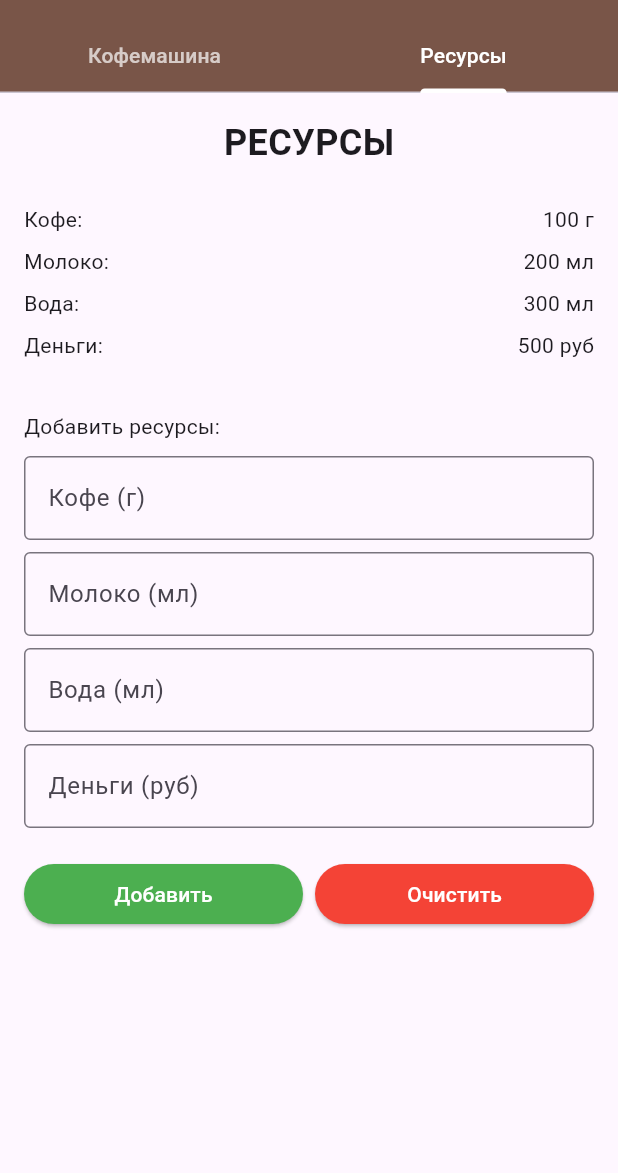
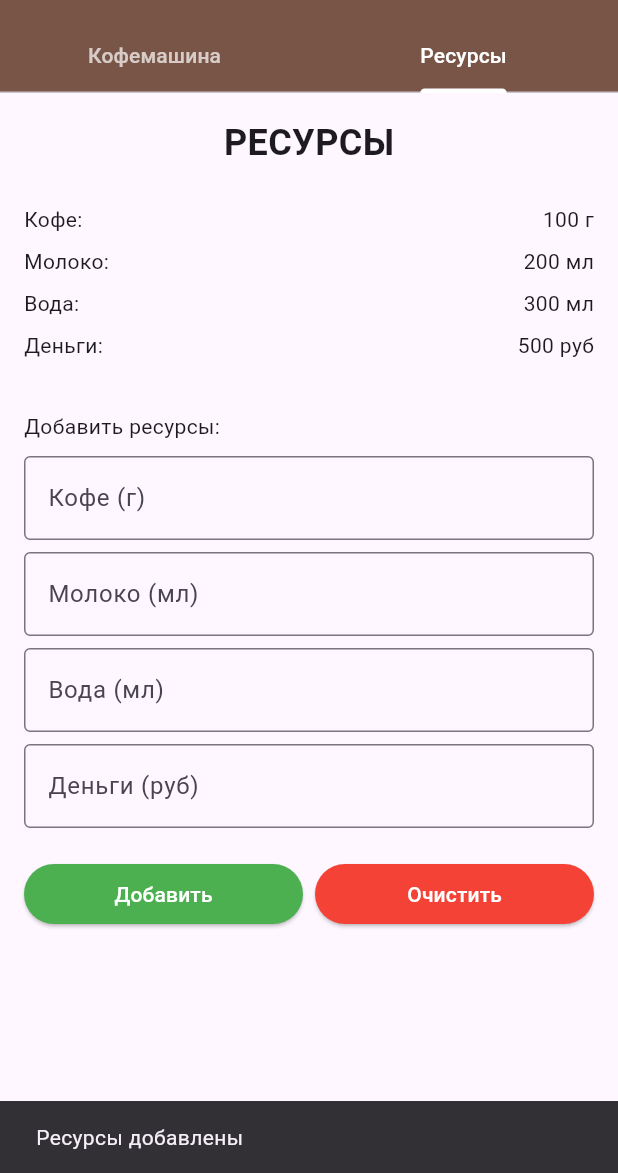
Before and after one commit to stanislavski03/PI2303_DEGTYAR, a Flutter app: the screen it shows after launch, tab 2 chosen, after a tap on "Добавить", on a phone screen of 412 x 824 dp, the part 63-1236 px from its top. Run offline on Flutter 3.47's test engine with Material 3 defaults, Android fonts, the phone set to English and light mode, and no system bars.

Commit message:
lab12 4th commit
ADD:
app_state.dart - синглтон для хранения и доступа к ресурсам, сервисам и контроллеру из любого места в приложении
Подключил уже реальные данные из моделей
Подключил CoffeeMaker сервис для асинхронных методов
Расскомментировал и изменил контроллер

MODIFIED:
добавил в main.dart инициализацию AppState
Заменил временные данные на реальные в экранах кофемашины и ресурсов
Добавил индикатор загрузки во время приготовления кофе (CircularProgressIndicator)
Настроил callBack

```diff
--- /dev/null
+++ b/coffee_machine_app/lib/app_state.dart
@@ -0,0 +1,23 @@
+import './models/Resources.dart';
+import './services/CoffeeMaker.dart';
+import './controllers/MachineController.dart';
+
+class AppState {
+  static final AppState _instance = AppState._internal();
+
+  factory AppState() {
+    return _instance;
+  }
+
+  AppState._internal();
+
+  late Resources resources;
+  late CoffeeMaker coffeeMaker;
+  late MachineController controller;
+
+  void initialize() {
+    resources = Resources(100, 200, 300, 500);
+    coffeeMaker = CoffeeMaker();
+    controller = MachineController(resources, coffeeMaker);
+  }
+}
--- a/coffee_machine_app/lib/controllers/MachineController.dart
+++ b/coffee_machine_app/lib/controllers/MachineController.dart
@@ -1,119 +1,62 @@
-// import '/models/Resources.dart';
-// import '/models/ICoffee.dart';
-// import '/models/Coffee.dart';
-// import '/models/Enums.dart';
-// //import '/views/ConsoleView.dart';
-// import '/services/CoffeeMaker.dart';
+import '../models/Resources.dart';
+import '../models/ICoffee.dart';
+import '../models/Coffee.dart';
+import '../models/Enums.dart';
+import '../services/CoffeeMaker.dart';
 
-// class MachineController {
-//   Resources _resources;
-//   ConsoleView _view;
-//   CoffeeMaker _coffeeMaker = CoffeeMaker.create();
+class MachineController {
+  Resources _resources;
+  CoffeeMaker _coffeeMaker;
 
-//   MachineController(this._resources, this._view);
+  MachineController(this._resources, this._coffeeMaker);
 
-//   void run() async {
-//     bool isWorking = true;
+  bool canMakeCoffee(ICoffee coffee) {
+    return (_resources.coffeeBeans >= coffee.coffeeBeans()) &&
+        (_resources.milk >= coffee.milk()) &&
+        (_resources.water >= coffee.water()) &&
+        (_resources.cash >= coffee.cash());
+  }
 
-//     while (isWorking) {
-//       _view.showMenu();
-//       String? input = _view.getUserInput();
+  ICoffee? createCoffee(CoffeeType type) {
+    switch (type) {
+      case CoffeeType.espresso:
+        return Espresso();
+      case CoffeeType.americano:
+        return Americano();
+      case CoffeeType.cappuccino:
+        return Cappuccino();
+      case CoffeeType.latte:
+        return Latte();
+    }
+  }
 
-//       switch (input) {
-//         case '1':
-//           await makeCoffee(CoffeeType.espresso);
-//           break;
-//         case '2':
-//           await makeCoffee(CoffeeType.americano);
-//           break;
-//         case '3':
-//           await makeCoffee(CoffeeType.cappuccino);
-//           break;
-//         case '4':
-//           await makeCoffee(CoffeeType.latte);
-//           break;
-//         case '5':
-//           addResources();
-//           break;
-//         case '6':
-//           _view.showResources(_resources);
-//           break;
-//         case '7':
-//           isWorking = false;
-//           _view.showMessage('Программа завершена');
-//           break;
-//         default:
-//           _view.showError('Неизвестная команда');
-//       }
-//     }
-//   }
+  Future<bool> makeCoffee(
+    CoffeeType type,
+    Function(String) onStatusUpdate,
+  ) async {
+    ICoffee? coffee = createCoffee(type);
 
-//   Future<void> makeCoffee(CoffeeType type) async {
-//     ICoffee? coffee = createCoffee(type);
+    if (coffee == null) return false;
 
-//     if (coffee == null) {
-//       _view.showError('Ошибка создания кофе');
-//       return;
-//     }
+    if (!canMakeCoffee(coffee)) {
+      onStatusUpdate('Недостаточно ресурсов');
+      return false;
+    }
 
-//     if (canMakeCoffee(coffee)) {
-//       _resources.coffeeBeans -= coffee.coffeeBeans();
-//       _resources.milk -= coffee.milk();
-//       _resources.water -= coffee.water();
-//       _resources.cash += coffee.cash();
+    _resources.coffeeBeans -= coffee.coffeeBeans();
+    _resources.milk -= coffee.milk();
+    _resources.water -= coffee.water();
+    _resources.cash -= coffee.cash();
 
-//       _view.showMessage('Начинаем приготовление кофе...');
+    await _coffeeMaker.heatWater();
 
-//       await _coffeeMaker.heatWater();
+    if (type == CoffeeType.espresso || type == CoffeeType.americano) {
+      await _coffeeMaker.brewCoffee();
+    } else {
+      await Future.wait([_coffeeMaker.brewCoffee(), _coffeeMaker.frothMilk()]);
+      await _coffeeMaker.mixCoffeeAndMilk();
+    }
 
-//       if (type == CoffeeType.espresso || type == CoffeeType.americano) {
-//         await _coffeeMaker.brewCoffee();
-//       } else {
-//         await Future.wait([
-//           _coffeeMaker.brewCoffee(),
-//           _coffeeMaker.frothMilk(),
-//         ]);
-
-//         await _coffeeMaker.mixCoffeeAndMilk();
-//       }
-//       _view.showMessage('Ваш кофе готов!');
-//     } else {
-//       _view.showError('Недостаточно ресурсов');
-//       _view.showMessage('Нужно:');
-//       _view.showMessage('-Кофе: ${coffee.coffeeBeans()} г');
-//       _view.showMessage('-Молоко: ${coffee.milk()} мл');
-//       _view.showMessage('-Вода: ${coffee.water()} мл');
-//       _view.showResources(_resources);
-//     }
-//   }
-
-//   bool canMakeCoffee(ICoffee coffee) {
-//     return (_resources.coffeeBeans >= coffee.coffeeBeans()) &&
-//         (_resources.milk >= coffee.milk()) &&
-//         (_resources.water >= coffee.water());
-//   }
-
-//   ICoffee? createCoffee(CoffeeType type) {
-//     switch (type) {
-//       case CoffeeType.espresso:
-//         return Espresso();
-//       case CoffeeType.americano:
-//         return Americano();
-//       case CoffeeType.cappuccino:
-//         return Cappuccino();
-//       case CoffeeType.latte:
-//         return Latte();
-//     }
-//   }
-
-//   void addResources() {
-//     var data = _view.getAddResourcesInput();
-//     _resources.coffeeBeans += data['coffee']!;
-//     _resources.milk += data['milk']!;
-//     _resources.water += data['water']!;
-//     _resources.cash += data['cash']!;
-
-//     _view.showMessage('Ресурсы добавлены');
-//     _view.showResources(_resources);
-//   }
-// }
+    return true;
+  }
+}
--- a/coffee_machine_app/lib/main.dart
+++ b/coffee_machine_app/lib/main.dart
@@ -1,7 +1,11 @@
 import 'package:flutter/material.dart';
 import 'screens/main_screen.dart';
+import 'app_state.dart';
 
 void main() {
+  final appState = AppState();
+  appState.initialize();
+
   runApp(const CoffeeMachineApp());
 }
 
--- a/coffee_machine_app/lib/screens/coffee_machine_screen.dart
+++ b/coffee_machine_app/lib/screens/coffee_machine_screen.dart
@@ -1,4 +1,7 @@
 import 'package:flutter/material.dart';
+import '../app_state.dart';
+import '../models/Enums.dart';
+import '../models/ICoffee.dart';
 
 class CoffeeMachineScreen extends StatefulWidget {
   const CoffeeMachineScreen({super.key});
@@ -8,14 +11,94 @@ class CoffeeMachineScreen extends StatefulWidget {
 }
 
 class _CoffeeMachineScreenState extends State<CoffeeMachineScreen> {
-  int coffeeBeans = 100;
-  int milk = 200;
-  int water = 300;
-  int cash = 500;
-
-  int selectedCoffee = 0;
+  late AppState _appState;
+  int selectedCoffee =
+      0; // 0 - эспрессо, 1 - американо, 2 - капучино, 3 - латте
+  bool isMakingCoffee = false;
 
   final TextEditingController _moneyController = TextEditingController();
+
+  @override
+  void initState() {
+    super.initState();
+    _appState = AppState();
+  }
+
+  CoffeeType _getCoffeeTypeFromIndex(int index) {
+    switch (index) {
+      case 0:
+        return CoffeeType.espresso;
+      case 1:
+        return CoffeeType.americano;
+      case 2:
+        return CoffeeType.cappuccino;
+      case 3:
+        return CoffeeType.latte;
+      default:
+        return CoffeeType.espresso;
+    }
+  }
+
+  String _getCoffeeName(int index) {
+    switch (index) {
+      case 0:
+        return 'Эспрессо';
+      case 1:
+        return 'Американо';
+      case 2:
+        return 'Капучино';
+      case 3:
+        return 'Латте';
+      default:
+        return 'Кофе';
+    }
+  }
+
+  int _getCoffeePrice(int index) {
+    ICoffee? coffee = _appState.controller.createCoffee(
+      _getCoffeeTypeFromIndex(index),
+    );
+    return coffee?.cash() ?? 0;
+  }
+
+  Future<void> _makeCoffee() async {
+    if (isMakingCoffee) return;
+
+    setState(() {
+      isMakingCoffee = true;
+    });
+
+    CoffeeType type = _getCoffeeTypeFromIndex(selectedCoffee);
+
+    ICoffee? coffee = _appState.controller.createCoffee(type);
+    if (coffee != null && _appState.resources.cash < coffee.cash()) {
+      ScaffoldMessenger.of(context).showSnackBar(
+        SnackBar(
+          content: Text('Недостаточно денег! Нужно ${coffee.cash()} руб'),
+        ),
+      );
+      setState(() {
+        isMakingCoffee = false;
+      });
+      return;
+    }
+
+    bool success = await _appState.controller.makeCoffee(type, (message) {
+      ScaffoldMessenger.of(
+        context,
+      ).showSnackBar(SnackBar(content: Text(message)));
+    });
+
+    if (success) {
+      ScaffoldMessenger.of(context).showSnackBar(
+        SnackBar(content: Text('${_getCoffeeName(selectedCoffee)} готов!')),
+      );
+    }
+
+    setState(() {
+      isMakingCoffee = false;
+    });
+  }
 
   @override
   Widget build(BuildContext context) {
@@ -34,9 +117,9 @@ class _CoffeeMachineScreenState extends State<CoffeeMachineScreen> {
                   child: Column(
                     mainAxisAlignment: MainAxisAlignment.spaceAround,
                     children: [
-                      Text('Кофе: $coffeeBeans г'),
-                      Text('Молоко: $milk мл'),
-                      Text('Вода: $water мл'),
+                      Text('Кофе: ${_appState.resources.coffeeBeans} г'),
+                      Text('Молоко: ${_appState.resources.milk} мл'),
+                      Text('Вода: ${_appState.resources.water} мл'),
                     ],
                   ),
                 ),
@@ -55,32 +138,32 @@ class _CoffeeMachineScreenState extends State<CoffeeMachineScreen> {
                 Container(
                   padding: const EdgeInsets.all(8),
                   color: Colors.grey[200],
-                  child: Center(child: Text('Ваши деньги: $cash руб')),
+                  child: Center(
+                    child: Text('Ваши деньги: ${_appState.resources.cash} руб'),
+                  ),
                 ),
 
                 const SizedBox(height: 20),
 
                 const Text('Выберите кофе:'),
 
-                _buildCoffeeOption(0, 'Эспрессо - 150 руб'),
-                _buildCoffeeOption(1, 'Американо - 180 руб'),
-                _buildCoffeeOption(2, 'Капучино - 200 руб'),
-                _buildCoffeeOption(3, 'Латте - 250 руб'),
+                _buildCoffeeOption(0, 'Эспрессо - ${_getCoffeePrice(0)} руб'),
+                _buildCoffeeOption(1, 'Американо - ${_getCoffeePrice(1)} руб'),
+                _buildCoffeeOption(2, 'Капучино - ${_getCoffeePrice(2)} руб'),
+                _buildCoffeeOption(3, 'Латте - ${_getCoffeePrice(3)} руб'),
 
                 const SizedBox(height: 20),
 
                 Center(
                   child: ElevatedButton(
-                    onPressed: () {
-                      ScaffoldMessenger.of(context).showSnackBar(
-                        SnackBar(
-                          content: Text(
-                            'Готовим ${_getCoffeeName(selectedCoffee)}...',
-                          ),
-                        ),
-                      );
-                    },
-                    child: const Text('ПУСК'),
+                    onPressed: isMakingCoffee ? null : _makeCoffee,
+                    child: isMakingCoffee
+                        ? const SizedBox(
+                            width: 20,
+                            height: 20,
+                            child: CircularProgressIndicator(strokeWidth: 2),
+                          )
+                        : const Text('ПУСК'),
                   ),
                 ),
 
@@ -105,8 +188,9 @@ class _CoffeeMachineScreenState extends State<CoffeeMachineScreen> {
                           onPressed: () {
                             if (_moneyController.text.isNotEmpty) {
                               setState(() {
-                                cash +=
+                                int amount =
                                     int.tryParse(_moneyController.text) ?? 0;
+                                _appState.resources.cash += amount;
                               });
                               _moneyController.clear();
                               FocusManager.instance.primaryFocus?.unfocus();
@@ -122,7 +206,7 @@ class _CoffeeMachineScreenState extends State<CoffeeMachineScreen> {
                         ElevatedButton(
                           onPressed: () {
                             setState(() {
-                              cash = 0;
+                              _appState.resources.cash = 0;
                             });
                             FocusManager.instance.primaryFocus?.unfocus();
                           },
@@ -152,29 +236,22 @@ class _CoffeeMachineScreenState extends State<CoffeeMachineScreen> {
         Radio<int>(
           value: index,
           groupValue: selectedCoffee,
-          onChanged: (value) {
-            setState(() {
-              selectedCoffee = value!;
-            });
-          },
+          onChanged: isMakingCoffee
+              ? null
+              : (value) {
+                  setState(() {
+                    selectedCoffee = value!;
+                  });
+                },
         ),
         Text(title),
       ],
     );
   }
 
-  String _getCoffeeName(int index) {
-    switch (index) {
-      case 0:
-        return 'Эспрессо';
-      case 1:
-        return 'Американо';
-      case 2:
-        return 'Капучино';
-      case 3:
-        return 'Латте';
-      default:
-        return 'Кофе';
-    }
+  @override
+  void dispose() {
+    _moneyController.dispose();
+    super.dispose();
   }
 }
--- a/coffee_machine_app/lib/screens/main_screen.dart
+++ b/coffee_machine_app/lib/screens/main_screen.dart
@@ -49,7 +49,10 @@ class _MainScreenState extends State<MainScreen>
       ),
       body: TabBarView(
         controller: _tabController,
-        children: const [CoffeeMachineScreen(), ResourcesScreen()],
+        children: [
+          CoffeeMachineScreen(key: UniqueKey()),
+          ResourcesScreen(key: UniqueKey()),
+        ],
       ),
     );
   }
--- a/coffee_machine_app/lib/screens/resources_screen.dart
+++ b/coffee_machine_app/lib/screens/resources_screen.dart
@@ -1,4 +1,5 @@
 import 'package:flutter/material.dart';
+import '../app_state.dart';
 
 class ResourcesScreen extends StatefulWidget {
   const ResourcesScreen({super.key});
@@ -8,15 +9,47 @@ class ResourcesScreen extends StatefulWidget {
 }
 
 class _ResourcesScreenState extends State<ResourcesScreen> {
-  int coffeeBeans = 100;
-  int milk = 200;
-  int water = 300;
-  int cash = 500;
+  late AppState _appState;
 
   final TextEditingController _coffeeController = TextEditingController();
   final TextEditingController _milkController = TextEditingController();
   final TextEditingController _waterController = TextEditingController();
   final TextEditingController _cashController = TextEditingController();
+
+  @override
+  void initState() {
+    super.initState();
+    _appState = AppState();
+  }
+
+  void _addResources() {
+    setState(() {
+      _appState.resources.coffeeBeans +=
+          int.tryParse(_coffeeController.text) ?? 0;
+      _appState.resources.milk += int.tryParse(_milkController.text) ?? 0;
+      _appState.resources.water += int.tryParse(_waterController.text) ?? 0;
+      _appState.resources.cash += int.tryParse(_cashController.text) ?? 0;
+    });
+
+    _coffeeController.clear();
+    _milkController.clear();
+    _waterController.clear();
+    _cashController.clear();
+
+    FocusManager.instance.primaryFocus?.unfocus();
+
+    ScaffoldMessenger.of(
+      context,
+    ).showSnackBar(const SnackBar(content: Text('Ресурсы добавлены')));
+  }
+
+  void _clearInputs() {
+    _coffeeController.clear();
+    _milkController.clear();
+    _waterController.clear();
+    _cashController.clear();
+    FocusManager.instance.primaryFocus?.unfocus();
+  }
 
   @override
   Widget build(BuildContext context) {
@@ -38,10 +71,16 @@ class _ResourcesScreenState extends State<ResourcesScreen> {
 
                 const SizedBox(height: 20),
 
-                _buildResourceLine('Кофе:', '$coffeeBeans г'),
-                _buildResourceLine('Молоко:', '$milk мл'),
-                _buildResourceLine('Вода:', '$water мл'),
-                _buildResourceLine('Деньги:', '$cash руб'),
+                _buildResourceLine(
+                  'Кофе:',
+                  '${_appState.resources.coffeeBeans} г',
+                ),
+                _buildResourceLine('Молоко:', '${_appState.resources.milk} мл'),
+                _buildResourceLine('Вода:', '${_appState.resources.water} мл'),
+                _buildResourceLine(
+                  'Деньги:',
+                  '${_appState.resources.cash} руб',
+                ),
 
                 const SizedBox(height: 30),
 
@@ -62,20 +101,7 @@ class _ResourcesScreenState extends State<ResourcesScreen> {
                   children: [
                     Expanded(
                       child: ElevatedButton(
-                        onPressed: () {
-                          setState(() {
-                            coffeeBeans +=
-                                int.tryParse(_coffeeController.text) ?? 0;
-                            milk += int.tryParse(_milkController.text) ?? 0;
-                            water += int.tryParse(_waterController.text) ?? 0;
-                            cash += int.tryParse(_cashController.text) ?? 0;
-                          });
-                          _coffeeController.clear();
-                          _milkController.clear();
-                          _waterController.clear();
-                          _cashController.clear();
-                          FocusManager.instance.primaryFocus?.unfocus();
-                        },
+                        onPressed: _addResources,
                         style: ElevatedButton.styleFrom(
                           backgroundColor: Colors.green,
                           foregroundColor: Colors.white,
@@ -86,13 +112,7 @@ class _ResourcesScreenState extends State<ResourcesScreen> {
                     const SizedBox(width: 8),
                     Expanded(
                       child: ElevatedButton(
-                        onPressed: () {
-                          _coffeeController.clear();
-                          _milkController.clear();
-                          _waterController.clear();
-                          _cashController.clear();
-                          FocusManager.instance.primaryFocus?.unfocus();
-                        },
+                        onPressed: _clearInputs,
                         style: ElevatedButton.styleFrom(
                           backgroundColor: Colors.red,
                           foregroundColor: Colors.white,
```
